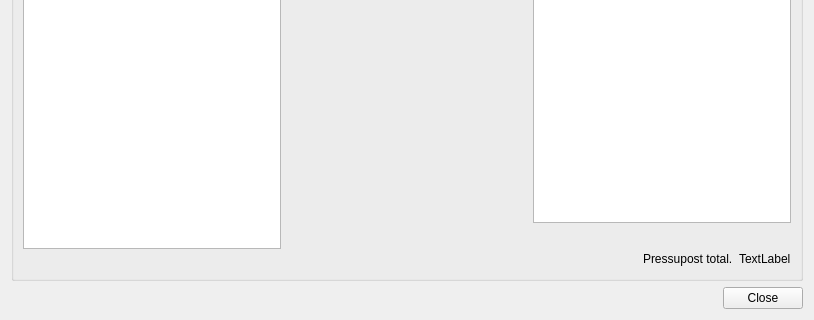
This is ui/month_selector.ui in bgeo-gis/treemanage_qgis_pluggin as Qt 5 draws it before an edit; both pictures show x 0 to 814 and y 370 to 690 of the 814 by 690 pixel window. The edited form follows.
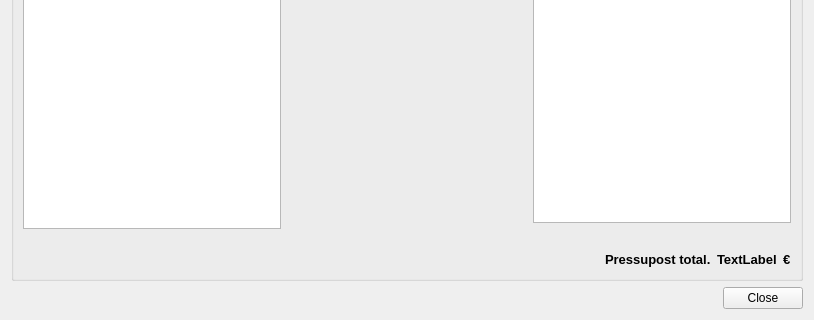
This is the edited form.

```diff
--- a/ui/month_selector.ui
+++ b/ui/month_selector.ui
@@ -96,6 +96,19 @@
             <item>
              <widget class="QTableView" name="all_rows"/>
             </item>
+            <item>
+             <spacer name="horizontalSpacer_7">
+              <property name="orientation">
+               <enum>Qt::Horizontal</enum>
+              </property>
+              <property name="sizeHint" stdset="0">
+               <size>
+                <width>40</width>
+                <height>20</height>
+               </size>
+              </property>
+             </spacer>
+            </item>
             <item>
              <spacer name="horizontalSpacer_9">
               <property name="orientation">
@@ -363,6 +376,13 @@
               </item>
               <item>
                <widget class="QLabel" name="label_3">
+                <property name="font">
+                 <font>
+                  <pointsize>10</pointsize>
+                  <weight>75</weight>
+                  <bold>true</bold>
+                 </font>
+                </property>
                 <property name="text">
                  <string>Pressupost total.</string>
                 </property>
@@ -370,11 +390,32 @@
               </item>
               <item>
                <widget class="QLabel" name="lbl_total_price">
+                <property name="font">
+                 <font>
+                  <pointsize>10</pointsize>
+                  <weight>75</weight>
+                  <bold>true</bold>
+                 </font>
+                </property>
                 <property name="text">
                  <string>TextLabel</string>
                 </property>
                </widget>
               </item>
+              <item>
+               <widget class="QLabel" name="label_8">
+                <property name="font">
+                 <font>
+                  <pointsize>10</pointsize>
+                  <weight>75</weight>
+                  <bold>true</bold>
+                 </font>
+                </property>
+                <property name="text">
+                 <string>€</string>
+                </property>
+               </widget>
+              </item>
              </layout>
             </item>
            </layout>
```
